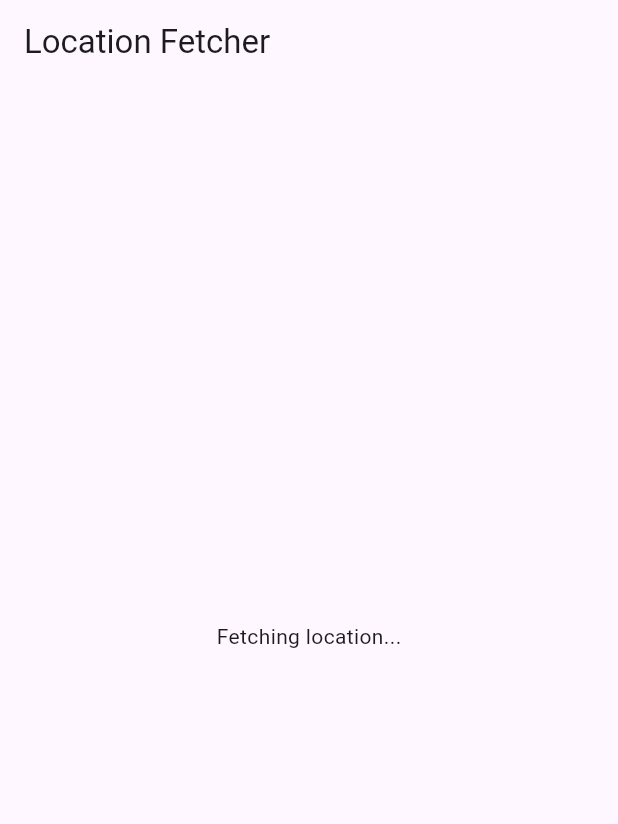
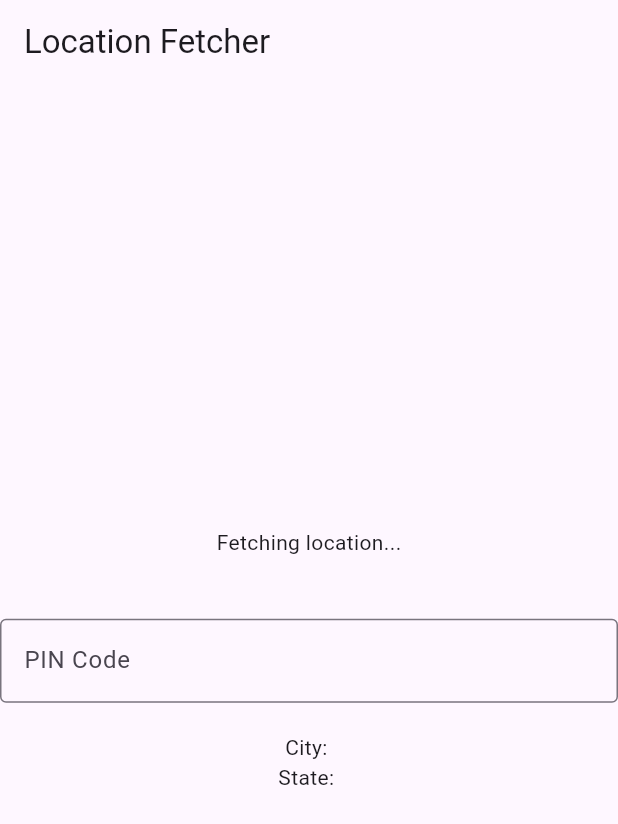
Before and after one commit to pndychrg/flutter_location, a Flutter app: the screen it shows after launch, on a phone screen of 412 x 824 dp. Shown: the top 824 px of the screen. Run offline on Flutter 3.47's test engine with Material 3 defaults, Android fonts, the phone set to English and light mode, and no system bars; our stand-ins replace geocoding, geolocator; missing offline and left inert: country_phone_validator.

Commit message:
added fetching state and district and much more details from zipcode

```diff
--- a/lib/geo.dart
+++ b/lib/geo.dart
@@ -1,6 +1,8 @@
 import 'package:flutter/material.dart';
 import 'package:geolocator/geolocator.dart';
 import 'package:geocoding/geocoding.dart';
+import 'dart:convert';
+import 'package:http/http.dart' as http;
 
 class LocationFetcher extends StatefulWidget {
   const LocationFetcher({super.key});
@@ -79,6 +81,54 @@ class _LocationFetcherState extends State<LocationFetcher> {
     }
   }
 
+  TextEditingController zipcodeController = TextEditingController();
+
+  Future<Map<String, String>> fetchLocationDetails(String pincode) async {
+    final url =
+        'https://api.postalpincode.in/pincode/$pincode'; // API endpoint for Indian PIN codes
+
+    try {
+      final response = await http.get(Uri.parse(url));
+
+      if (response.statusCode == 200) {
+        final data = json.decode(response.body);
+        if (data[0]['Status'] == 'Success') {
+          final String city = data[0]['PostOffice'][0]['Division'];
+          final String state = data[0]['PostOffice'][0]['State'];
+
+          return {'city': city, 'state': state};
+        } else {
+          throw Exception('Invalid PIN code');
+        }
+      } else {
+        throw Exception('Failed to load location details');
+      }
+    } catch (e) {
+      throw Exception('Error fetching location details: $e');
+    }
+  }
+
+  String city = '';
+  String state = '';
+  void _onPincodeChanged(String pincode) async {
+    if (pincode.length == 6) {
+      // India has 6-digit PIN codes
+      try {
+        final locationDetails = await fetchLocationDetails(pincode);
+        setState(() {
+          city = locationDetails['city'] ?? '';
+          state = locationDetails['state'] ?? '';
+        });
+      } catch (e) {
+        setState(() {
+          city = '';
+          state = '';
+        });
+        print('Error fetching location details: $e');
+      }
+    }
+  }
+
   @override
   Widget build(BuildContext context) {
     return Scaffold(
@@ -92,6 +142,21 @@ class _LocationFetcherState extends State<LocationFetcher> {
             Text(_locationMessage),
             SizedBox(height: 10),
             Text(_address),
+            SizedBox(
+              height: 10,
+            ),
+            TextField(
+              controller: zipcodeController,
+              decoration: const InputDecoration(
+                labelText: 'PIN Code',
+                border: OutlineInputBorder(),
+              ),
+              keyboardType: TextInputType.number,
+              onChanged: _onPincodeChanged,
+            ),
+            SizedBox(height: 20),
+            Text('City: $city'),
+            Text('State: $state'),
           ],
         ),
       ),
--- a/pubspec.yaml
+++ b/pubspec.yaml
@@ -14,6 +14,7 @@ dependencies:
   geolocator: ^13.0.2
   flutter_libphonenumber: ^2.5.0
   country_phone_validator: ^1.0.1
+  http: ^1.2.2
 
 
 
```
Also changed, not shown: pubspec.lock.
